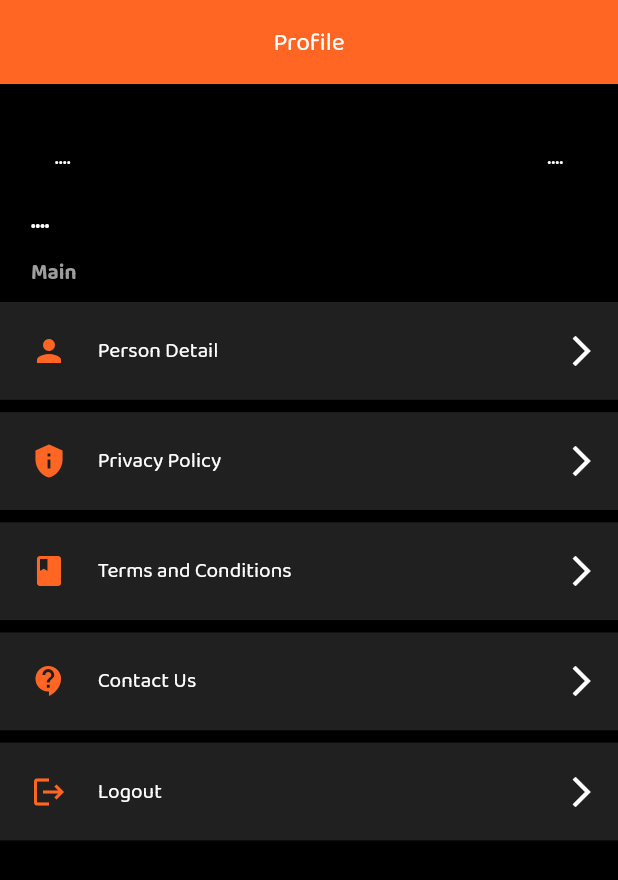
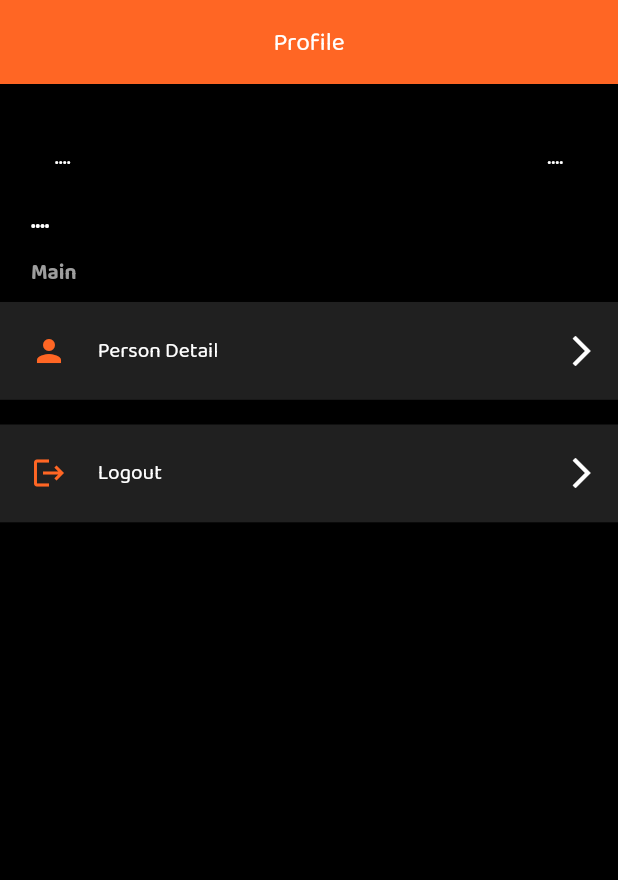
Before and after one commit to naqeeb9a/baranh-rider, a Flutter app: the Profile screen opened directly, on a phone screen of 412 x 824 dp. Shown: the top 880 px of the screen. Run offline on Flutter 3.47's test engine with Material 2 defaults, Android fonts, the phone set to English and light mode, and no system bars; our stand-ins replace camera, cool_alert, dropdown_button2, firebase_core, firebase_messaging, flutter_local_notifications and 6 more; missing offline and left inert: flutter_ringtone_player; accounts and stored records are empty.

Commit message:
Khubaib - change in profile screen

```diff
--- a/lib/Screens/person.dart
+++ b/lib/Screens/person.dart
@@ -21,6 +21,7 @@ class Profile extends StatefulWidget {
 class _ProfileState extends State<Profile> {
   bool isActive = false;
   Map riderData = {};
+
   getRiderInfo() async {
     SharedPreferences isRiderActive = await SharedPreferences.getInstance();
     SharedPreferences userData = await SharedPreferences.getInstance();
@@ -106,32 +107,34 @@ class _ProfileState extends State<Profile> {
               true,
               check2: true,
               function: () => CustomRoutes().push(
-                  context,
-                  PersonalDetails(
-                    riderDetails: riderData["data"],
-                  )),
+                context,
+                PersonalDetails(
+                  riderDetails: riderData["data"],
+                ),
+              ),
+
             ),
             CustomSizes().heightBox(context, 0.02),
-            cards(
-              context,
-              Icons.privacy_tip,
-              "Privacy Policy",
-              true,
-              check2: true,
-            ),
-            CustomSizes().heightBox(context, 0.02),
-            cards(context, Icons.book, "Terms and Conditions", true,
-                check2: true),
-            CustomSizes().heightBox(context, 0.02),
-            cards(
-              context,
-              Icons.contact_support,
-              "Contact Us",
-              true,
-              check2: true,
-              function: () =>
-                  CustomRoutes().push(context, const HelpCenterScreen()),
-            ),
+            // cards(
+            //   context,
+            //   Icons.privacy_tip,
+            //   "Privacy Policy",
+            //   true,
+            //   check2: true,
+            // ),
+            // CustomSizes().heightBox(context, 0.02),
+            // cards(context, Icons.book, "Terms and Conditions", true,
+            //     check2: true),
+            // CustomSizes().heightBox(context, 0.02),
+            // cards(
+            //   context,
+            //   Icons.contact_support,
+            //   "Contact Us",
+            //   true,
+            //   check2: true,
+            //   function: () =>
+            //       CustomRoutes().push(context, const HelpCenterScreen()),
+            // ),
             CustomSizes().heightBox(context, 0.02),
             cards(context, Icons.logout, "Logout", true, check2: true,
                 function: () async {
```
